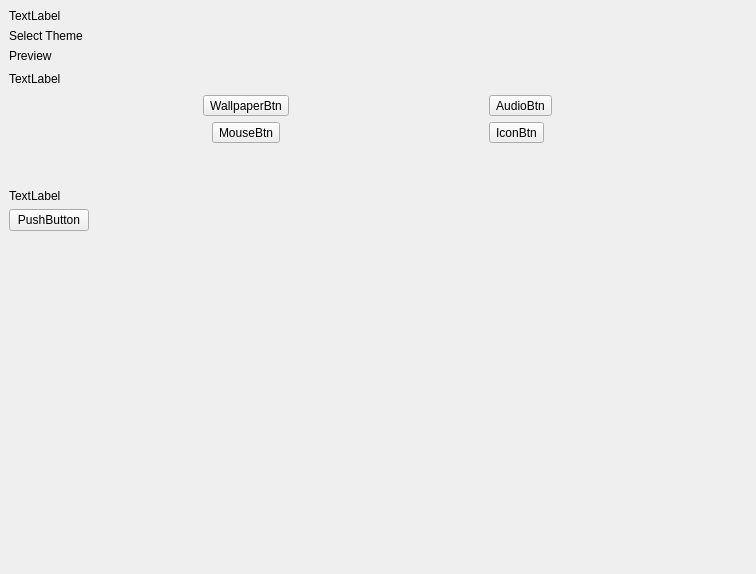
First picture: the form in plugins/personalized/theme/theme.ui, repository ukui/ukui-control-center, before the edit.
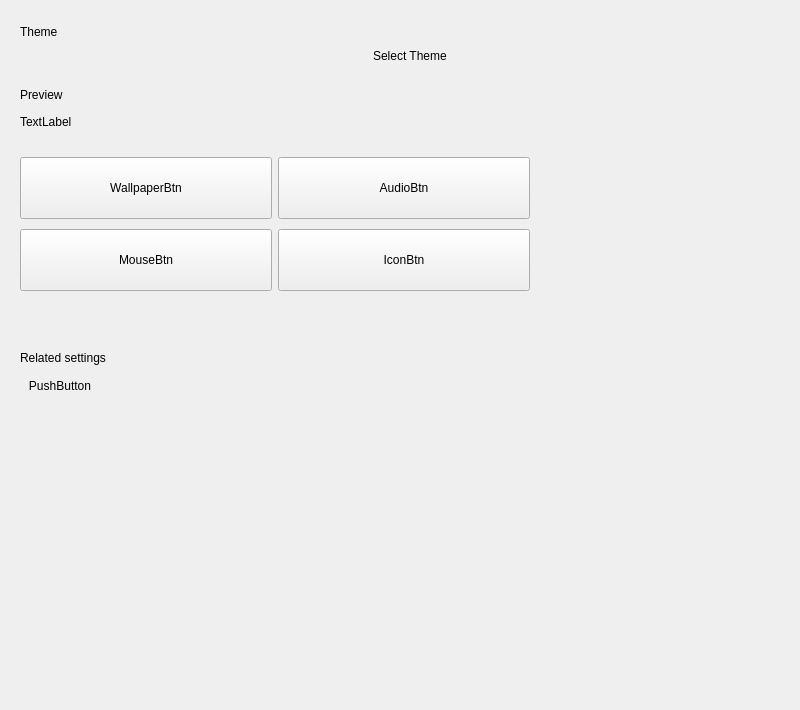
Second picture: the form after the edit.

```diff
--- a/plugins/personalized/theme/theme.ui
+++ b/plugins/personalized/theme/theme.ui
@@ -6,20 +6,20 @@
    <rect>
     <x>0</x>
     <y>0</y>
-    <width>756</width>
-    <height>574</height>
+    <width>800</width>
+    <height>710</height>
    </rect>
   </property>
   <property name="minimumSize">
    <size>
-    <width>756</width>
-    <height>574</height>
+    <width>800</width>
+    <height>710</height>
    </size>
   </property>
   <property name="maximumSize">
    <size>
-    <width>756</width>
-    <height>574</height>
+    <width>800</width>
+    <height>710</height>
    </size>
   </property>
   <property name="windowTitle">
@@ -43,24 +43,36 @@
      <widget class="QWidget" name="verticalStackedWidgetPage1" native="true">
       <layout class="QVBoxLayout" name="verticalLayout">
        <property name="spacing">
-        <number>6</number>
+        <number>10</number>
        </property>
        <property name="leftMargin">
-        <number>9</number>
+        <number>20</number>
        </property>
        <property name="topMargin">
-        <number>9</number>
+        <number>25</number>
        </property>
        <property name="rightMargin">
-        <number>9</number>
+        <number>0</number>
        </property>
        <property name="bottomMargin">
-        <number>9</number>
+        <number>0</number>
        </property>
        <item>
         <widget class="QLabel" name="label">
+         <property name="sizePolicy">
+          <sizepolicy hsizetype="Fixed" vsizetype="Fixed">
+           <horstretch>0</horstretch>
+           <verstretch>0</verstretch>
+          </sizepolicy>
+         </property>
          <property name="text">
-          <string>TextLabel</string>
+          <string>Theme</string>
+         </property>
+         <property name="scaledContents">
+          <bool>true</bool>
+         </property>
+         <property name="stylesize" stdset="0">
+          <string>title1#</string>
          </property>
         </widget>
        </item>
@@ -71,6 +83,12 @@
          </property>
          <item>
           <widget class="QLabel" name="label_2">
+           <property name="sizePolicy">
+            <sizepolicy hsizetype="Fixed" vsizetype="Fixed">
+             <horstretch>0</horstretch>
+             <verstretch>0</verstretch>
+            </sizepolicy>
+           </property>
            <property name="text">
             <string>Select Theme</string>
            </property>
@@ -78,8 +96,30 @@
          </item>
         </layout>
        </item>
+       <item>
+        <spacer name="verticalSpacer_3">
+         <property name="orientation">
+          <enum>Qt::Vertical</enum>
+         </property>
+         <property name="sizeType">
+          <enum>QSizePolicy::Fixed</enum>
+         </property>
+         <property name="sizeHint" stdset="0">
+          <size>
+           <width>20</width>
+           <height>15</height>
+          </size>
+         </property>
+        </spacer>
+       </item>
        <item>
         <widget class="QLabel" name="label_3">
+         <property name="sizePolicy">
+          <sizepolicy hsizetype="Fixed" vsizetype="Fixed">
+           <horstretch>0</horstretch>
+           <verstretch>0</verstretch>
+          </sizepolicy>
+         </property>
          <property name="text">
           <string>Preview</string>
          </property>
@@ -109,40 +149,130 @@
          </item>
         </layout>
        </item>
+       <item>
+        <spacer name="verticalSpacer_4">
+         <property name="orientation">
+          <enum>Qt::Vertical</enum>
+         </property>
+         <property name="sizeType">
+          <enum>QSizePolicy::Fixed</enum>
+         </property>
+         <property name="sizeHint" stdset="0">
+          <size>
+           <width>20</width>
+           <height>15</height>
+          </size>
+         </property>
+        </spacer>
+       </item>
        <item>
         <layout class="QHBoxLayout" name="horizontalLayout_3">
          <item>
           <widget class="QToolButton" name="wallpaperBtn">
+           <property name="minimumSize">
+            <size>
+             <width>252</width>
+             <height>62</height>
+            </size>
+           </property>
+           <property name="maximumSize">
+            <size>
+             <width>252</width>
+             <height>62</height>
+            </size>
+           </property>
            <property name="text">
             <string>WallpaperBtn</string>
            </property>
           </widget>
          </item>
          <item>
-          <widget class="QToolButton" name="toolButton_2">
+          <widget class="QToolButton" name="audioToolBtn">
+           <property name="minimumSize">
+            <size>
+             <width>252</width>
+             <height>62</height>
+            </size>
+           </property>
+           <property name="maximumSize">
+            <size>
+             <width>252</width>
+             <height>62</height>
+            </size>
+           </property>
            <property name="text">
             <string>AudioBtn</string>
            </property>
           </widget>
          </item>
+         <item>
+          <spacer name="horizontalSpacer">
+           <property name="orientation">
+            <enum>Qt::Horizontal</enum>
+           </property>
+           <property name="sizeHint" stdset="0">
+            <size>
+             <width>40</width>
+             <height>20</height>
+            </size>
+           </property>
+          </spacer>
+         </item>
         </layout>
        </item>
        <item>
         <layout class="QHBoxLayout" name="horizontalLayout_4">
          <item>
-          <widget class="QToolButton" name="toolButton_3">
+          <widget class="QToolButton" name="mouseToolBtn">
+           <property name="minimumSize">
+            <size>
+             <width>252</width>
+             <height>62</height>
+            </size>
+           </property>
+           <property name="maximumSize">
+            <size>
+             <width>252</width>
+             <height>62</height>
+            </size>
+           </property>
            <property name="text">
             <string>MouseBtn</string>
            </property>
           </widget>
          </item>
          <item>
-          <widget class="QToolButton" name="toolButton_4">
+          <widget class="QToolButton" name="iconToolBtn">
+           <property name="minimumSize">
+            <size>
+             <width>252</width>
+             <height>62</height>
+            </size>
+           </property>
+           <property name="maximumSize">
+            <size>
+             <width>252</width>
+             <height>62</height>
+            </size>
+           </property>
            <property name="text">
             <string>IconBtn</string>
            </property>
           </widget>
          </item>
+         <item>
+          <spacer name="horizontalSpacer_4">
+           <property name="orientation">
+            <enum>Qt::Horizontal</enum>
+           </property>
+           <property name="sizeHint" stdset="0">
+            <size>
+             <width>40</width>
+             <height>20</height>
+            </size>
+           </property>
+          </spacer>
+         </item>
         </layout>
        </item>
        <item>
@@ -156,15 +286,27 @@
          <property name="sizeHint" stdset="0">
           <size>
            <width>20</width>
-           <height>40</height>
+           <height>50</height>
           </size>
          </property>
         </spacer>
        </item>
        <item>
         <widget class="QLabel" name="label_5">
+         <property name="sizePolicy">
+          <sizepolicy hsizetype="Fixed" vsizetype="Fixed">
+           <horstretch>0</horstretch>
+           <verstretch>0</verstretch>
+          </sizepolicy>
+         </property>
          <property name="text">
-          <string>TextLabel</string>
+          <string>Related settings</string>
+         </property>
+         <property name="scaledContents">
+          <bool>true</bool>
+         </property>
+         <property name="stylesize" stdset="0">
+          <string>title1#</string>
          </property>
         </widget>
        </item>
@@ -175,6 +317,9 @@
            <property name="text">
             <string>PushButton</string>
            </property>
+           <property name="flat">
+            <bool>true</bool>
+           </property>
           </widget>
          </item>
          <item>
```
Left out of the diff: 10 changed lines with no effect on the pictures.
